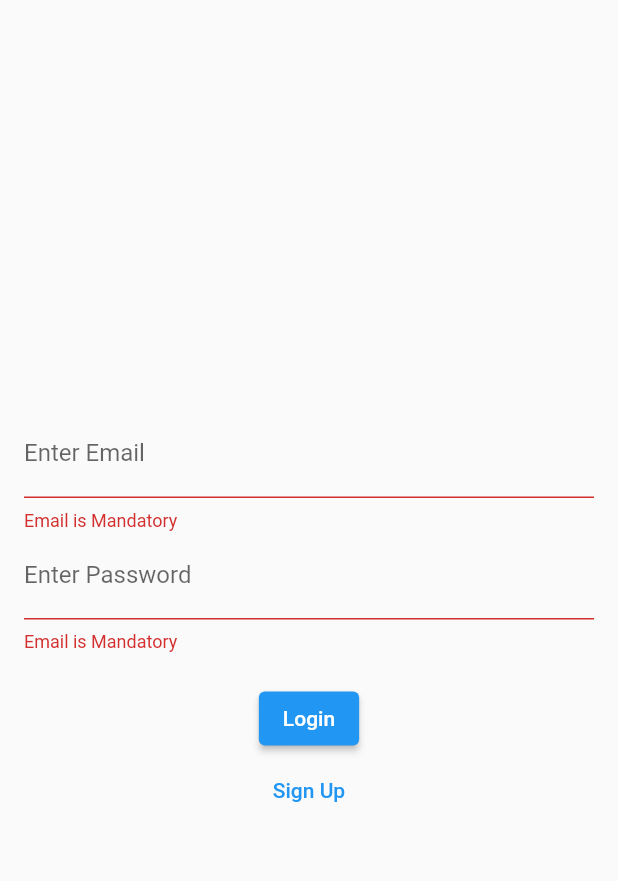
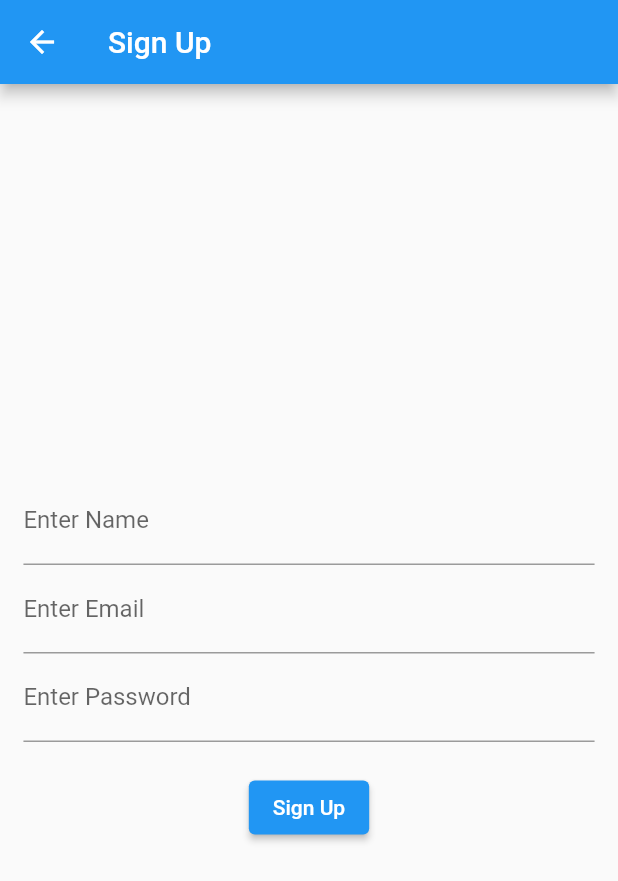
Before and after one commit to ARogueOtaku/chatapp, a Flutter app: the screen it shows after launch, after a tap on "Login", after a tap on "Sign Up", on a phone screen of 412 x 824 dp. Shown: the top 881 px of the screen. Run offline on Flutter 3.47's test engine with Material 2 defaults, Android fonts, the phone set to English and light mode, and no system bars; our stand-ins replace appwrite, bloc, flutter_bloc, flutter_screenutil, shared_preferences.

Commit message:
Sign Up module completed

```diff
--- /dev/null
+++ b/mobile/chatapp/lib/blocs/authbloc/auth_event.dart
@@ -0,0 +1,17 @@
+part of 'auth_bloc.dart';
+
+@immutable
+abstract class AuthEvent {}
+
+class Login extends AuthEvent {
+  final String email;
+  final String password;
+  Login(this.email, this.password);
+}
+
+class SignUp extends AuthEvent {
+  final String email;
+  final String password;
+  final String name;
+  SignUp(this.email, this.password, this.name);
+}
--- /dev/null
+++ b/mobile/chatapp/lib/blocs/authbloc/auth_state.dart
@@ -0,0 +1,30 @@
+part of 'auth_bloc.dart';
+
+@immutable
+abstract class AuthState {}
+
+class AuthInitial extends AuthState {}
+
+class LoginError extends AuthState {
+  final String errorMessage;
+  LoginError(this.errorMessage);
+}
+
+class LoginDone extends AuthState {
+  final User user;
+  LoginDone(this.user);
+}
+
+class LoginLoading extends AuthState {}
+
+class SignUpError extends AuthState {
+  final String errorMessage;
+  SignUpError(this.errorMessage);
+}
+
+class SignUpLoading extends AuthState {}
+
+class SignUpDone extends AuthState {
+  final User user;
+  SignUpDone(this.user);
+}
--- a/mobile/chatapp/lib/blocs/loginbloc/login_bloc.dart
+++ /dev/null
@@ -1,37 +0,0 @@
-import 'package:appwrite/appwrite.dart';
-import 'package:appwrite/models.dart';
-import 'package:bloc/bloc.dart';
-import 'package:chatapp/server/api_server.dart';
-import 'package:chatapp/server/shared_pref.dart';
-import 'package:flutter/material.dart';
-import 'package:meta/meta.dart';
-
-part 'login_event.dart';
-part 'login_state.dart';
-
-class LoginBloc extends Bloc<LoginEvent, LoginState> {
-  LoginBloc() : super(LoginInitial()) {
-    on<Login>((event, emit) async {
-      try {
-        emit.call(LoginLoading());
-        await APIServer.instance.createSession(
-          event.email,
-          event.password,
-        );
-        final user = await APIServer.account.get();
-        await APISharedPrefs().addUserToPrefs(user);
-        emit.call(
-          LoginDone(
-            user,
-          ),
-        );
-      } on AppwriteException catch (e) {
-        emit.call(
-          LoginError(
-            e.message.toString(),
-          ),
-        );
-      }
-    });
-  }
-}
--- a/mobile/chatapp/lib/blocs/loginbloc/login_event.dart
+++ /dev/null
@@ -1,10 +0,0 @@
-part of 'login_bloc.dart';
-
-@immutable
-abstract class LoginEvent {}
-
-class Login extends LoginEvent {
-  final String email;
-  final String password;
-  Login(this.email, this.password);
-}
--- a/mobile/chatapp/lib/blocs/loginbloc/login_state.dart
+++ /dev/null
@@ -1,18 +0,0 @@
-part of 'login_bloc.dart';
-
-@immutable
-abstract class LoginState {}
-
-class LoginInitial extends LoginState {}
-
-class LoginError extends LoginState {
-  final String errorMessage;
-  LoginError(this.errorMessage);
-}
-
-class LoginDone extends LoginState {
-  final User user;
-  LoginDone(this.user);
-}
-
-class LoginLoading extends LoginState {}
--- a/mobile/chatapp/lib/constants/string_constants.dart
+++ b/mobile/chatapp/lib/constants/string_constants.dart
@@ -5,4 +5,5 @@ class AppStrings {
   static const String login = 'Login';
   static const String enterEmail = 'Enter Email';
   static const String enterPassword = 'Enter Password';
+  static const String enterName = 'Enter Name';
 }
--- a/mobile/chatapp/lib/main.dart
+++ b/mobile/chatapp/lib/main.dart
@@ -1,15 +1,23 @@
 import 'package:appwrite/models.dart';
+import 'package:chatapp/blocs/authbloc/auth_bloc.dart';
 import 'package:chatapp/routes/home_page.dart';
 import 'package:chatapp/routes/login_page.dart';
-import 'package:chatapp/server/api_server.dart';
-import 'package:chatapp/server/shared_pref.dart';
+import 'package:chatapp/routes/signup_page.dart';
+import 'package:chatapp/services/api_server.dart';
+import 'package:chatapp/services/shared_pref.dart';
 import 'package:flutter/material.dart';
 import 'package:flutter_bloc/flutter_bloc.dart';
 import 'package:flutter_screenutil/flutter_screenutil.dart';
-import 'blocs/loginbloc/login_bloc.dart';
 
 void main() async {
-  runApp(const MyApp());
+  runApp(MultiBlocProvider(
+    providers: [
+      BlocProvider(
+        create: (ctx) => AuthBloc(),
+      ),
+    ],
+    child: const MyApp(),
+  ));
 }
 
 class MyApp extends StatefulWidget {
@@ -35,13 +43,7 @@ class _MyAppState extends State<MyApp> {
           theme: ThemeData(
             primarySwatch: Colors.blue,
           ),
-          home: MultiBlocProvider(
-            providers: [
-              BlocProvider(
-                create: (context) => LoginBloc(),
-              ),
-            ],
-            child: FutureBuilder(
+          home: FutureBuilder(
             future: APIServer.currentUser,
             builder: (ctx, snapshot) {
               if (snapshot.connectionState == ConnectionState.waiting) {
@@ -55,14 +57,14 @@ class _MyAppState extends State<MyApp> {
                 APISharedPrefs().addUserToPrefs(snapshot.data as User);
                 return const HomePage();
               } else {
-                  return LoginPage();
+                return const LoginPage();
               }
             },
           ),
-          ),
           routes: {
-            LoginPage.routeName: (ctx) => LoginPage(),
+            LoginPage.routeName: (ctx) => const LoginPage(),
             HomePage.routeName: (ctx) => const HomePage(),
+            SignUpPage.routeName: (ctx) => const SignUpPage(),
           },
         );
       },
--- a/mobile/chatapp/lib/routes/home_page.dart
+++ b/mobile/chatapp/lib/routes/home_page.dart
@@ -1,4 +1,4 @@
-import 'package:chatapp/server/shared_pref.dart';
+import 'package:chatapp/services/shared_pref.dart';
 import 'package:flutter/material.dart';
 
 class HomePage extends StatefulWidget {
--- a/mobile/chatapp/lib/routes/login_page.dart
+++ b/mobile/chatapp/lib/routes/login_page.dart
@@ -1,19 +1,29 @@
-import 'package:chatapp/blocs/loginbloc/login_bloc.dart';
+import 'package:chatapp/blocs/authbloc/auth_bloc.dart';
 import 'package:chatapp/constants/string_constants.dart';
 import 'package:chatapp/routes/home_page.dart';
+import 'package:chatapp/routes/signup_page.dart';
 import 'package:flutter/material.dart';
 import 'package:flutter_bloc/flutter_bloc.dart';
+import 'package:flutter_screenutil/flutter_screenutil.dart';
 
-class LoginPage extends StatelessWidget {
+class LoginPage extends StatefulWidget {
   static const String routeName = 'Login';
-  LoginPage({Key? key}) : super(key: key);
+  const LoginPage({Key? key}) : super(key: key);
+
+  @override
+  State<LoginPage> createState() => _LoginPageState();
+}
+
+class _LoginPageState extends State<LoginPage> {
   final GlobalKey<FormState> _formKey = GlobalKey();
+
   final TextEditingController _email = TextEditingController();
+
   final TextEditingController _password = TextEditingController();
 
   void _login(BuildContext context) {
     if (_formKey.currentState!.validate()) {
-      context.read<LoginBloc>().add(
+      context.read<AuthBloc>().add(
             Login(_email.text, _password.text),
           );
     }
@@ -25,7 +35,7 @@ class LoginPage extends StatelessWidget {
       body: Form(
         key: _formKey,
         child: Padding(
-          padding: const EdgeInsets.all(16.0),
+          padding: EdgeInsets.all(16.0.sp),
           child: Center(
             child: SingleChildScrollView(
               child: Column(
@@ -63,11 +73,12 @@ class LoginPage extends StatelessWidget {
                         }
                       }
                     },
+                    onFieldSubmitted: (_) => _login(context),
                   ),
                   const SizedBox(
                     height: 20,
                   ),
-                  BlocConsumer<LoginBloc, LoginState>(
+                  BlocConsumer<AuthBloc, AuthState>(
                     listener: (context, state) {
                       if (state is LoginLoading) {
                         debugPrint('Loding');
@@ -77,9 +88,7 @@ class LoginPage extends StatelessWidget {
                       }
                       if (state is LoginDone) {
                         Navigator.of(context).pushNamedAndRemoveUntil(
-                          HomePage.routeName,
-                          (route) => false,
-                        );
+                            HomePage.routeName, (route) => false);
                       }
                     },
                     builder: (context, state) {
@@ -95,7 +104,11 @@ class LoginPage extends StatelessWidget {
                     },
                   ),
                   TextButton(
-                    onPressed: () {},
+                    onPressed: () {
+                      Navigator.of(context).pushNamed(
+                        SignUpPage.routeName,
+                      );
+                    },
                     child: const Text(AppStrings.signup),
                   )
                 ],
--- /dev/null
+++ b/mobile/chatapp/lib/routes/signup_page.dart
@@ -0,0 +1,131 @@
+import 'package:chatapp/blocs/authbloc/auth_bloc.dart';
+import 'package:chatapp/constants/string_constants.dart';
+import 'package:chatapp/routes/login_page.dart';
+import 'package:flutter/material.dart';
+import 'package:flutter_bloc/flutter_bloc.dart';
+import 'package:flutter_screenutil/flutter_screenutil.dart';
+
+class SignUpPage extends StatefulWidget {
+  static const String routeName = 'SignUpPage';
+  const SignUpPage({Key? key}) : super(key: key);
+
+  @override
+  State<SignUpPage> createState() => _SignUpPageState();
+}
+
+class _SignUpPageState extends State<SignUpPage> {
+  final TextEditingController _email = TextEditingController();
+  final TextEditingController _password = TextEditingController();
+  final TextEditingController _name = TextEditingController();
+  final GlobalKey<FormState> _formKey = GlobalKey();
+
+  void _signUp(BuildContext context) {
+    if (_formKey.currentState!.validate()) {
+      context.read<AuthBloc>().add(
+            SignUp(
+              _email.value.text,
+              _password.value.text,
+              _name.value.text,
+            ),
+          );
+    }
+  }
+
+  @override
+  Widget build(BuildContext context) {
+    return Scaffold(
+      appBar: AppBar(
+        title: const Text(
+          AppStrings.signup,
+        ),
+      ),
+      body: Padding(
+        padding: EdgeInsets.all(16.0.sp),
+        child: Form(
+            key: _formKey,
+            child: Center(
+              child: SingleChildScrollView(
+                child: Column(
+                  children: [
+                    TextFormField(
+                      controller: _name,
+                      decoration: const InputDecoration(
+                        labelText: AppStrings.enterName,
+                      ),
+                      textInputAction: TextInputAction.next,
+                      keyboardType: TextInputType.name,
+                      validator: (val) {
+                        if (val!.isEmpty) {
+                          return "Name can't be blank";
+                        }
+                      },
+                    ),
+                    TextFormField(
+                      controller: _email,
+                      decoration: const InputDecoration(
+                        labelText: AppStrings.enterEmail,
+                      ),
+                      textInputAction: TextInputAction.next,
+                      keyboardType: TextInputType.emailAddress,
+                      validator: (val) {
+                        if (val!.isEmpty) {
+                          return "Email is Mandatory";
+                        }
+                      },
+                    ),
+                    TextFormField(
+                      controller: _password,
+                      obscureText: true,
+                      decoration: const InputDecoration(
+                        labelText: AppStrings.enterPassword,
+                      ),
+                      keyboardType: TextInputType.emailAddress,
+                      onFieldSubmitted: (_) => _signUp(context),
+                      validator: (val) {
+                        if (val!.length < 6) {
+                          return "Password should be minimum 6 characters long";
+                        }
+                      },
+                    ),
+                    SizedBox(
+                      height: 20.h,
+                    ),
+                    BlocConsumer<AuthBloc, AuthState>(
+                      listener: (context, state) {
+                        if (state is SignUpError) {
+                          ScaffoldMessenger.of(context).showSnackBar(
+                            SnackBar(
+                              content: Text(state.errorMessage),
+                            ),
+                          );
+                        }
+                        if (state is SignUpDone) {
+                          ScaffoldMessenger.of(context).showSnackBar(
+                            SnackBar(
+                              content: Text('User ${state.user.name} created'),
+                            ),
+                          );
+                          Navigator.of(context).pushNamedAndRemoveUntil(
+                              LoginPage.routeName, (route) => false);
+                        }
+                      },
+                      builder: (context, state) {
+                        if (state is SignUpLoading) {
+                          return const CircularProgressIndicator();
+                        }
+                        return ElevatedButton(
+                          onPressed: () => _signUp(context),
+                          child: const Text(
+                            AppStrings.signup,
+                          ),
+                        );
+                      },
+                    ),
+                  ],
+                ),
+              ),
+            )),
+      ),
+    );
+  }
+}
```
Also changed, not shown: mobile/chatapp/lib/blocs/authbloc/auth_bloc.dart (added, +54 -0 lines), mobile/chatapp/lib/services/api_server.dart (renamed from mobile/chatapp/lib/server/api_server.dart, +13 -5 lines), mobile/chatapp/lib/services/shared_pref.dart (renamed from mobile/chatapp/lib/server/shared_pref.dart), 1 other file. Lines whose indentation alone changed are shown as unchanged.
